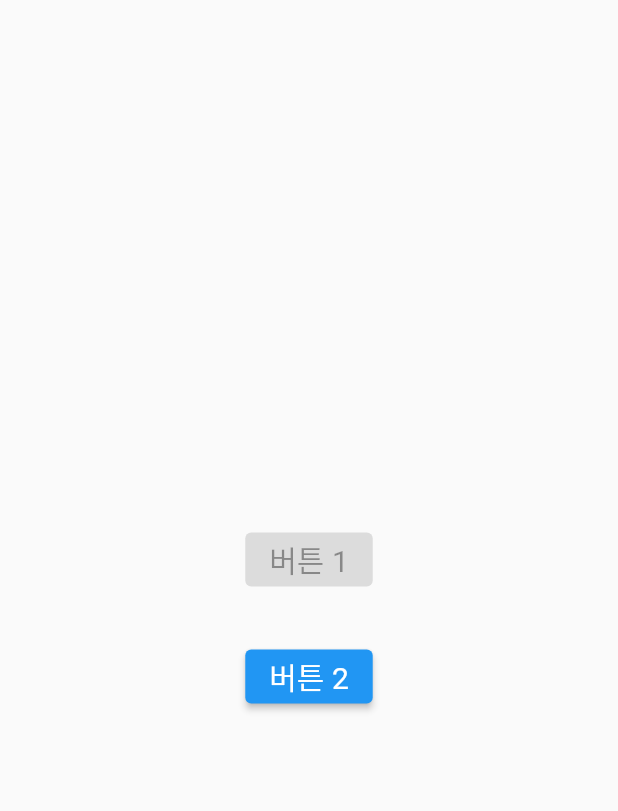
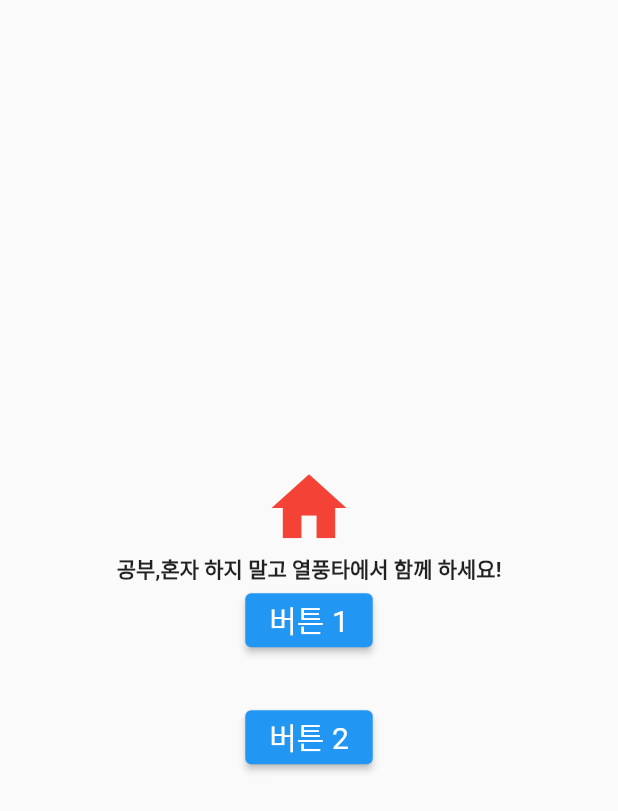
Before and after one commit to useonguk/study_flutter, a Flutter app: the screen it shows after launch, on a phone screen of 412 x 824 dp. Shown: the top 811 px of the screen. Run offline on Flutter 3.47's test engine with Material 2 defaults, Android fonts, the phone set to English and light mode, and no system bars.

Commit message:
Add Text

```diff
--- a/myapp/myapp/lib/main.dart
+++ b/myapp/myapp/lib/main.dart
@@ -10,6 +10,7 @@ class MyApp extends StatelessWidget {
   @override
   Widget build(BuildContext context) {
     return MaterialApp(
+      debugShowCheckedModeBanner: false,
       title: _title,
       home: Scaffold(
         body:const MyStatefulWidget(),
@@ -28,19 +29,29 @@ class MyStatefulWidget extends StatefulWidget {
 class _MyStatefulWidgetState extends State<MyStatefulWidget> {
   @override
   Widget build(BuildContext context) {
-    final ButtonStyle style =
-        ElevatedButton.styleFrom(textStyle: const TextStyle(fontSize: 20));
-
+    final ButtonStyle style = ElevatedButton.styleFrom(textStyle: const TextStyle(fontSize: 20));
     return Center(
       child: Column(
         mainAxisSize: MainAxisSize.min,
-        children: <Widget>[
+        children:
+        <Widget>[
+          const Icon(
+            Icons.home,
+            color: Colors.red,
+            size:60.0,
+            semanticLabel: '집',
+          ),
+          const Text(
+            '공부,혼자 하지 말고 열풍타에서 함께 하세요!',
+            style: TextStyle(fontWeight: FontWeight.bold),
+
+            ),
           ElevatedButton(
             style: style,
-            onPressed: null,
+            onPressed: () {},
             child: const Text('버튼 1'),
           ),
-          const SizedBox(height: 30),
+          const SizedBox(height: 30,),
           ElevatedButton(
             style: style,
             onPressed: () {},
```
